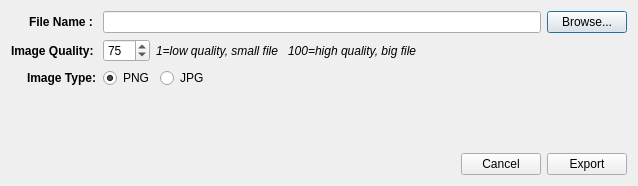
Qt form exportchartdialog.ui (redmoon1945/gbp) before a commit.
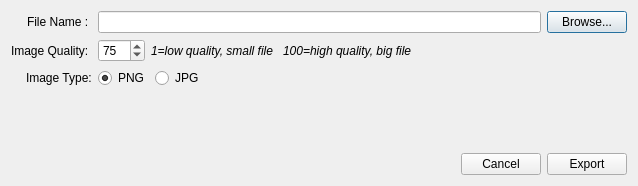
The same form after that commit.

What changed in the file:
```diff
--- a/exportchartdialog.ui
+++ b/exportchartdialog.ui
@@ -23,7 +23,7 @@
       <widget class="QLabel" name="label">
        <property name="font">
         <font>
-         <bold>true</bold>
+         <bold>false</bold>
         </font>
        </property>
        <property name="text">
@@ -35,7 +35,7 @@
       <widget class="QLabel" name="label_2">
        <property name="font">
         <font>
-         <bold>true</bold>
+         <bold>false</bold>
         </font>
        </property>
        <property name="text">
@@ -111,7 +111,7 @@
       <widget class="QLabel" name="label_4">
        <property name="font">
         <font>
-         <bold>true</bold>
+         <bold>false</bold>
         </font>
        </property>
        <property name="text">
```
